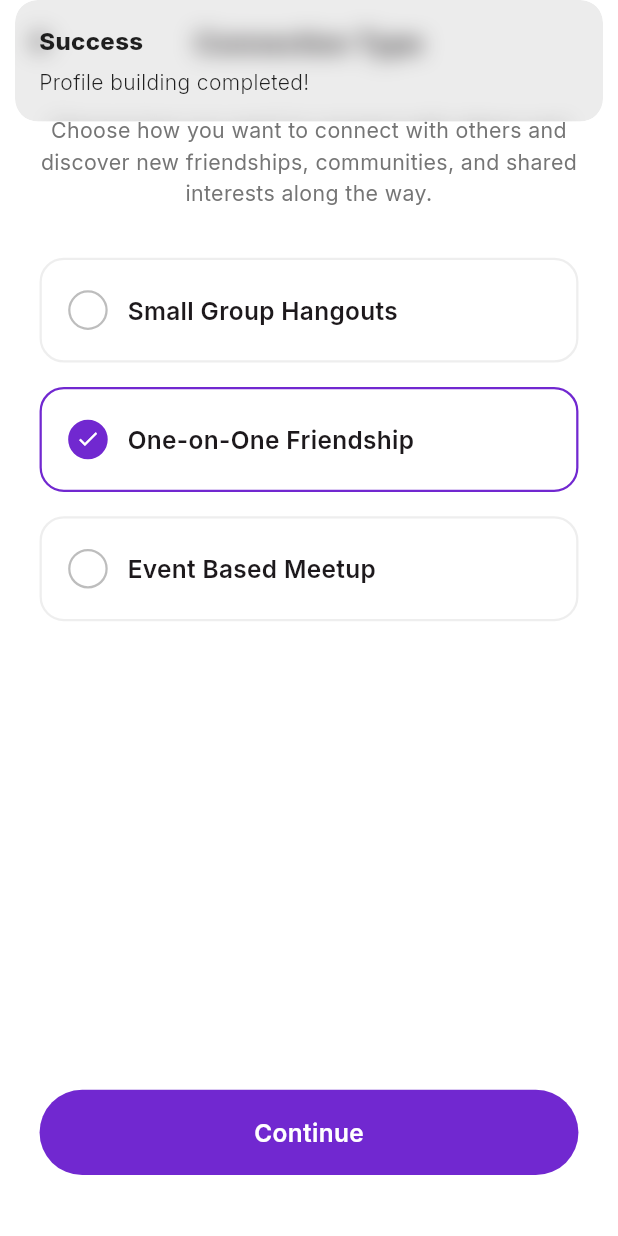
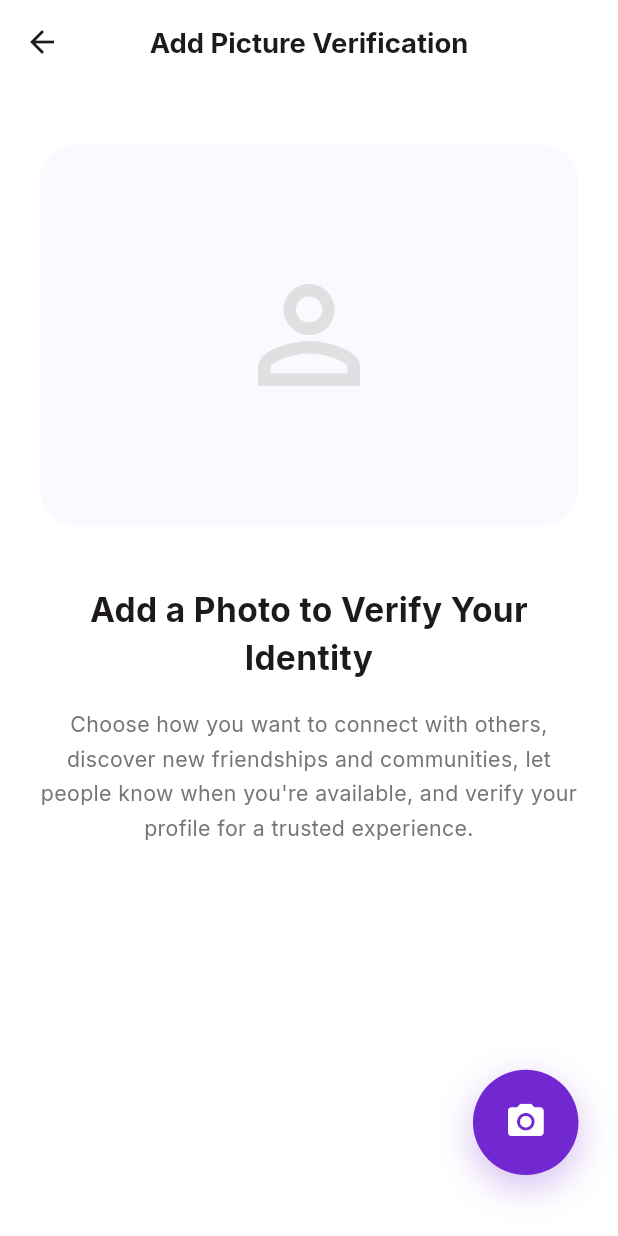
Before and after one commit to shakibalhasan-code/bonded_app, a Flutter app: the ConnectionTypeScreen screen opened directly, after a tap on "Continue", on a phone screen of 412 x 824 dp. Run offline on Flutter 3.47's test engine with Material 3 defaults, Android fonts, the phone set to English and light mode, and no system bars; our stand-ins replace country_picker, flutter_screenutil, flutter_svg, geocoding, geolocator, get and 3 more; missing offline and left inert: apple_maps_flutter.

Commit message:
feat: implement identity verification flow with camera and document upload support

```diff
--- a/lib/screens/profile/connection_type_screen.dart
+++ b/lib/screens/profile/connection_type_screen.dart
@@ -5,6 +5,7 @@ import 'package:get/get.dart';
 
 import '../../core/theme/app_colors.dart';
 import '../../controllers/profile_controller.dart';
+import 'picture_verification_screen.dart';
 
 class ConnectionTypeScreen extends StatelessWidget {
   const ConnectionTypeScreen({Key? key}) : super(key: key);
@@ -110,8 +111,7 @@ class ConnectionTypeScreen extends StatelessWidget {
             // Continue Button
             GestureDetector(
               onTap: () {
-                Get.snackbar("Success", "Profile building completed!");
-                // Final navigation or action here
+                Get.to(() => const PictureVerificationScreen());
               },
               child: Container(
                 height: 56.h,
--- /dev/null
+++ b/lib/screens/profile/picture_verification_screen.dart
@@ -0,0 +1,145 @@
+import 'dart:io';
+import 'package:flutter/material.dart';
+import 'package:flutter_screenutil/flutter_screenutil.dart';
+import 'package:google_fonts/google_fonts.dart';
+import 'package:get/get.dart';
+
+import '../../core/theme/app_colors.dart';
+import '../../controllers/profile_controller.dart';
+import '../../widgets/profile/verification_success_dialog.dart';
+import 'kyc_document_screen.dart';
+
+class PictureVerificationScreen extends StatelessWidget {
+  const PictureVerificationScreen({Key? key}) : super(key: key);
+
+  @override
+  Widget build(BuildContext context) {
+    final controller = Get.find<ProfileController>();
+
+    return Scaffold(
+      backgroundColor: Colors.white,
+      appBar: AppBar(
+        backgroundColor: Colors.white,
+        elevation: 0,
+        leading: IconButton(
+          icon: const Icon(Icons.arrow_back, color: AppColors.textHeading),
+          onPressed: () => Get.back(),
+        ),
+        title: Text(
+          "Add Picture Verification",
+          style: GoogleFonts.inter(
+            fontSize: 18.sp,
+            fontWeight: FontWeight.w700,
+            color: AppColors.textHeading,
+          ),
+        ),
+        centerTitle: true,
+      ),
+      body: Padding(
+        padding: EdgeInsets.symmetric(horizontal: 24.w),
+        child: Column(
+          children: [
+            SizedBox(height: 40.h),
+
+            // Illustration Placeholder
+            Container(
+              height: 250.h,
+              width: double.infinity,
+              decoration: BoxDecoration(
+                color: const Color(0xFFF9F9FF),
+                borderRadius: BorderRadius.circular(24.r),
+              ),
+              child: Stack(
+                alignment: Alignment.center,
+                children: [
+                   Obx(() => controller.verificationImagePath.value.isEmpty
+                    ? Icon(Icons.person_outline, size: 100.sp, color: Colors.grey[300])
+                    : ClipRRect(
+                        borderRadius: BorderRadius.circular(24.r),
+                        child: Image.file(
+                          File(controller.verificationImagePath.value),
+                          width: double.infinity,
+                          height: double.infinity,
+                          fit: BoxFit.cover,
+                        ),
+                      ),
+                   ),
+                ],
+              ),
+            ),
+
+            SizedBox(height: 40.h),
+
+            Text(
+              "Add a Photo to Verify Your Identity",
+              textAlign: TextAlign.center,
+              style: GoogleFonts.inter(
+                fontSize: 22.sp,
+                fontWeight: FontWeight.w700,
+                color: AppColors.textHeading,
+              ),
+            ),
+
+            SizedBox(height: 16.h),
+
+            Text(
+              "Choose how you want to connect with others, discover new friendships and communities, let people know when you're available, and verify your profile for a trusted experience.",
+              textAlign: TextAlign.center,
+              style: GoogleFonts.inter(
+                fontSize: 14.sp,
+                fontWeight: FontWeight.w400,
+                color: Colors.grey[600],
+                height: 1.6,
+              ),
+            ),
+
+            const Spacer(),
+
+            // Camera Button
+            Row(
+              mainAxisAlignment: MainAxisAlignment.end,
+              children: [
+                GestureDetector(
+                  onTap: () async {
+                    await controller.captureSelfie();
+                    if (controller.verificationImagePath.value.isNotEmpty) {
+                      Get.dialog(
+                        VerificationSuccessDialog(
+                          title: "Picture Verified Successfully!",
+                          description: "Your picture is verified—thanks for keeping your profile secure.",
+                          onPressed: () {
+                            Get.back(); // Close dialog
+                            Get.to(() => const KYCDocumentScreen());
+                          },
+                        ),
+                        barrierDismissible: false,
+                      );
+                    }
+                  },
+                  child: Container(
+                    height: 64.w,
+                    width: 64.w,
+                    decoration: const BoxDecoration(
+                      color: AppColors.primary,
+                      shape: BoxShape.circle,
+                      boxShadow: [
+                        BoxShadow(
+                          color: Color(0x4D7128D0),
+                          blurRadius: 20,
+                          offset: Offset(0, 8),
+                        ),
+                      ],
+                    ),
+                    child: Icon(Icons.camera_alt, color: Colors.white, size: 28.sp),
+                  ),
+                ),
+              ],
+            ),
+
+            SizedBox(height: 40.h),
+          ],
+        ),
+      ),
+    );
+  }
+}
```
Also changed, not shown: lib/controllers/profile_controller.dart (+23 -0 lines), lib/screens/profile/kyc_document_screen.dart (added, +195 -0 lines), lib/widgets/profile/verification_success_dialog.dart (added, +86 -0 lines), 2 other files.
